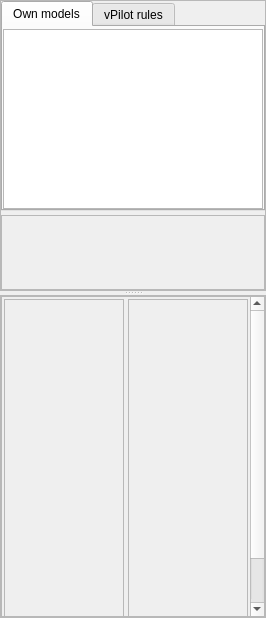
Before: the Qt Designer form src/blackgui/components/dbmappingcomponent.ui in swift-project/pilotclient, drawn with Qt 5.
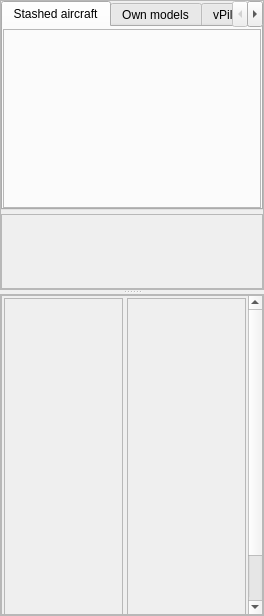
After: the same form once the commit is applied. Custom widgets are drawn as their Qt base class.

Commit message: refs #525, stash view * allow to stash and unstash models from vPilot and own models * removed stash main area and moved it into mapping component * own stash component * use the new functions for modles/views from the prevuous steps

The edit to the form file:
```diff
--- a/src/blackgui/components/dbmappingcomponent.ui
+++ b/src/blackgui/components/dbmappingcomponent.ui
@@ -6,8 +6,8 @@
    <rect>
     <x>0</x>
     <y>0</y>
-    <width>266</width>
-    <height>618</height>
+    <width>264</width>
+    <height>616</height>
    </rect>
   </property>
   <property name="windowTitle">
@@ -62,6 +62,38 @@
          <property name="currentIndex">
           <number>0</number>
          </property>
+         <widget class="QWidget" name="tab_StashAircraftModels">
+          <attribute name="title">
+           <string>Stashed aircraft</string>
+          </attribute>
+          <layout class="QHBoxLayout" name="hl_StashedAircraft">
+           <property name="spacing">
+            <number>4</number>
+           </property>
+           <property name="leftMargin">
+            <number>0</number>
+           </property>
+           <property name="topMargin">
+            <number>2</number>
+           </property>
+           <property name="rightMargin">
+            <number>0</number>
+           </property>
+           <property name="bottomMargin">
+            <number>0</number>
+           </property>
+           <item>
+            <widget class="BlackGui::Components::CDbStashComponent" name="comp_StashAircraft">
+             <property name="frameShape">
+              <enum>QFrame::StyledPanel</enum>
+             </property>
+             <property name="frameShadow">
+              <enum>QFrame::Raised</enum>
+             </property>
+            </widget>
+           </item>
+          </layout>
+         </widget>
          <widget class="QWidget" name="tab_OwnModels">
           <attribute name="title">
            <string>Own models</string>
@@ -194,7 +226,7 @@
            <rect>
             <x>0</x>
             <y>0</y>
-            <width>245</width>
+            <width>243</width>
             <height>375</height>
            </rect>
           </property>
@@ -370,6 +402,12 @@
    <header>blackgui/overlaymessagesframe.h</header>
    <container>1</container>
   </customwidget>
+  <customwidget>
+   <class>BlackGui::Components::CDbStashComponent</class>
+   <extends>QFrame</extends>
+   <header>blackgui/components/dbstashcomponent.h</header>
+   <container>1</container>
+  </customwidget>
  </customwidgets>
  <resources/>
  <connections/>
```
Left out of the diff: 4 changed lines with no effect on the pictures. The commit also changes 8 other files.
